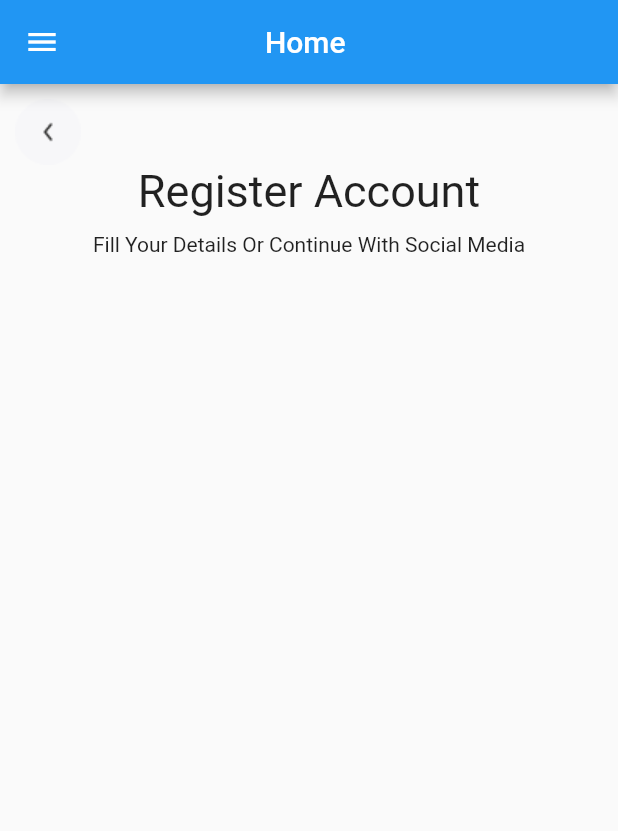
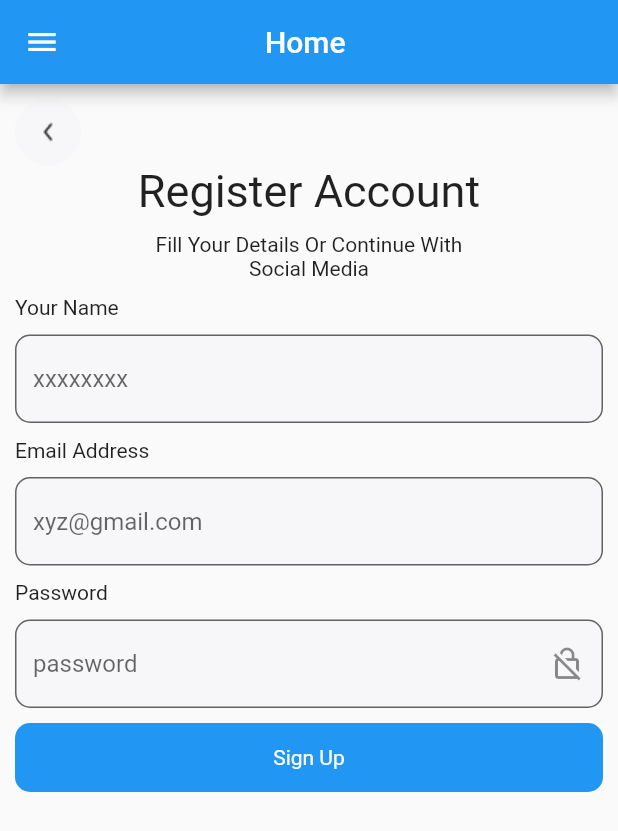
Before and after one commit to Akinyeleib/nike-sneakers-store-app-old, a Flutter app: the screen it shows after launch, on a phone screen of 412 x 824 dp. Shown: the top 831 px of the screen. Run offline on Flutter 3.47's test engine with Material 2 defaults, Android fonts, the light colour scheme and no system bars.

Commit message:
top to sign up

```diff
--- a/lib/home.dart
+++ b/lib/home.dart
@@ -12,8 +12,17 @@ class HomePage extends StatefulWidget {
 }
 
 class _HomePageState extends State<HomePage> {
+  TextEditingController _nameContoller = TextEditingController();
+  TextEditingController _emailContoller = TextEditingController();
+  TextEditingController _passwordContoller = TextEditingController();
+
   @override
   Widget build(BuildContext context) {
+    const outlineInputBorder = OutlineInputBorder(
+      borderRadius: BorderRadius.all(
+        Radius.circular(10),
+      ),
+    );
     return MaterialApp(
       debugShowCheckedModeBanner: false,
       home: Scaffold(
@@ -30,18 +39,16 @@ class _HomePageState extends State<HomePage> {
           child: SingleChildScrollView(
             child: Column(
               children: [
+                Column(
+                  children: [
                     Container(
                       alignment: Alignment.centerLeft,
                       child: Image.asset("$img/back-icon.png"),
                     ),
-                Container(
-                  child: Column(
-                    children: [
                     const Text(
                       "Register Account",
                       style: TextStyle(
                         fontSize: 30,
-                          // fontWeight: FontWeight.bold,
                       ),
                     ),
                     Container(
@@ -49,12 +56,120 @@ class _HomePageState extends State<HomePage> {
                       margin: const EdgeInsets.symmetric(
                           horizontal: 25, vertical: 10),
                       child: const Text(
-                          "Fill Your Details Or Continue With Social Media",
+                        "Fill Your Details Or Continue With\nSocial Media",
                         textAlign: TextAlign.center,
+                      ),
+                    ),
+                  ],
+                ),
+                Column(
+                  children: [
+                    // name textfield
+                    Container(
+                      alignment: Alignment.centerLeft,
+                      child: Column(
+                        crossAxisAlignment: CrossAxisAlignment.start,
+                        children: [
+                          const Text(
+                            "Your Name",
+                            textAlign: TextAlign.start,
+                          ),
+                          Container(
+                            margin: const EdgeInsets.symmetric(vertical: 10),
+                            child: TextField(
+                              controller: _nameContoller,
+                              decoration: const InputDecoration(
+                                filled: true,
+                                fillColor: Color(0xffF7F7F9),
+                                border: OutlineInputBorder(
+                                  borderRadius: BorderRadius.all(
+                                    Radius.circular(10),
+                                  ),
+                                ),
+                                hintText: "xxxxxxxx",
+                              ),
+                            ),
+                          ),
+                        ],
+                      ),
+                    ),
+                    // email textfield
+                    Container(
+                      alignment: Alignment.centerLeft,
+                      child: Column(
+                        crossAxisAlignment: CrossAxisAlignment.start,
+                        children: [
+                          const Text(
+                            "Email Address  ",
+                            textAlign: TextAlign.start,
+                          ),
+                          Container(
+                            margin: const EdgeInsets.symmetric(vertical: 10),
+                            child: TextField(
+                              controller: _emailContoller,
+                              decoration: const InputDecoration(
+                                filled: true,
+                                fillColor: Color(0xffF7F7F9),
+                                border: OutlineInputBorder(
+                                  borderRadius: BorderRadius.all(
+                                    Radius.circular(10),
+                                  ),
+                                ),
+                                hintText: "xyz@gmail.com",
+                              ),
+                            ),
+                          ),
+                        ],
+                      ),
+                    ),
+                    // password textfield
+                    Container(
+                      alignment: Alignment.centerLeft,
+                      child: Column(
+                        crossAxisAlignment: CrossAxisAlignment.start,
+                        children: [
+                          const Text(
+                            "Password",
+                            textAlign: TextAlign.start,
+                          ),
+                          Container(
+                            margin: const EdgeInsets.symmetric(vertical: 10),
+                            child: TextField(
+                              obscureText: true,
+                              controller: _passwordContoller,
+                              decoration: const InputDecoration(
+                                  filled: true,
+                                  fillColor: Color(0xffF7F7F9),
+                                  border: outlineInputBorder,
+                                  hintText: "password",
+                                  suffixIcon:
+                                      Icon(Icons.no_encryption_outlined)),
+                            ),
+                          ),
+                        ],
+                      ),
+                    ),
+                    InkWell(
+                      onTap: () {},
+                      child: Container(
+                        width: double.infinity,
+                        padding: const EdgeInsets.all(15),
+                        decoration: const BoxDecoration(
+                          color: Colors.blue,
+                          borderRadius: BorderRadius.all(
+                            Radius.circular(10),
+                          ),
+                        ),
+                        child: const Text(
+                          "Sign Up",
+                          textAlign: TextAlign.center,
+                          style: TextStyle(
+                            color: Colors.white,
+                          ),
+                        ),
                       ),
                     )
                   ],
-                  ),
                 ),
               ],
             ),
```
Lines whose indentation alone changed are shown as unchanged.
